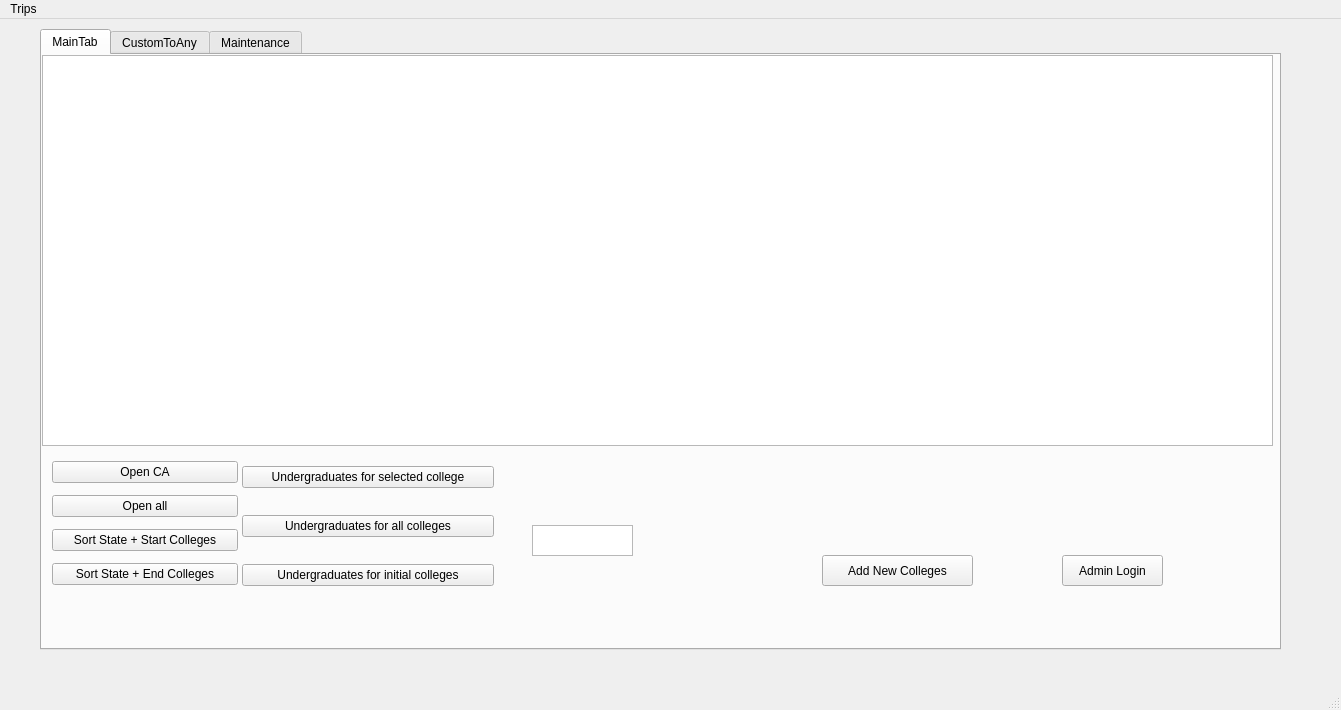
This is CollegeTouring/mainwindow.ui in Savant-sys/College-Touring as Qt 5 draws it before an edit. The edited form follows.
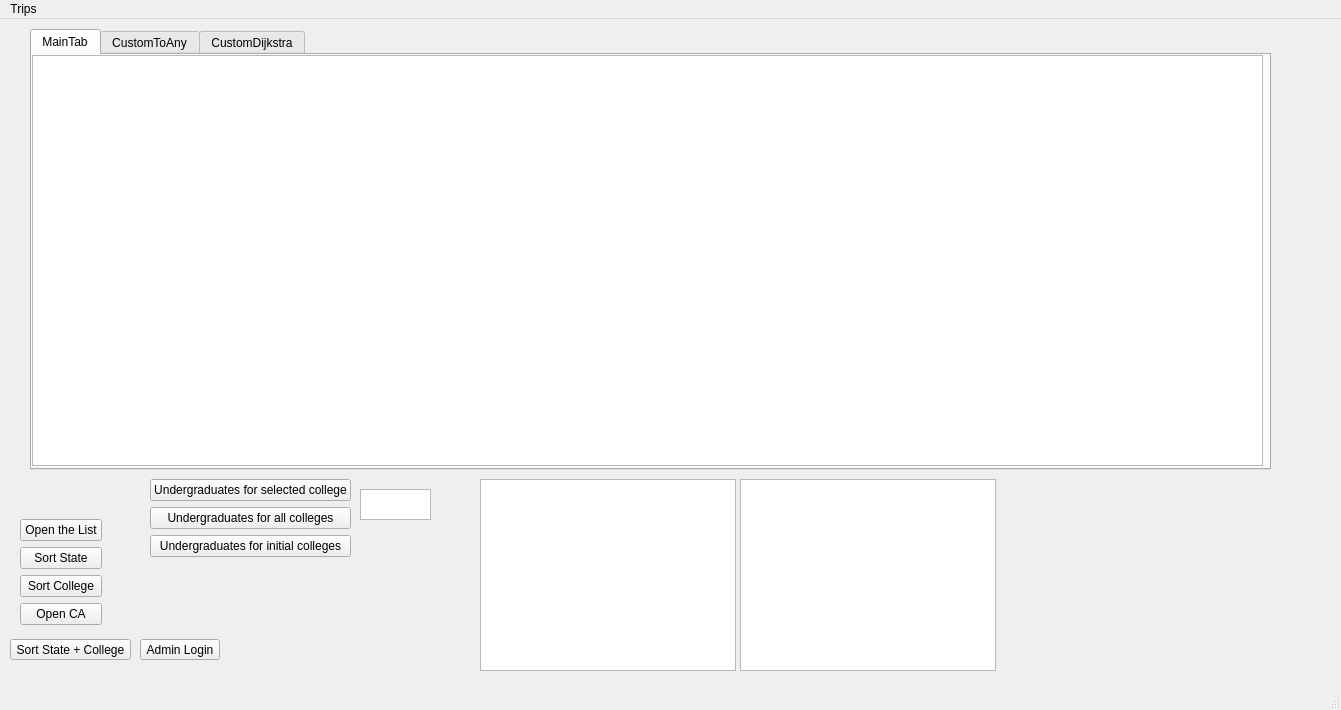
This is the edited form. The open tabs and pages were chosen to show the change.

Patch:
```diff
--- a/CollegeTouring/mainwindow.ui
+++ b/CollegeTouring/mainwindow.ui
@@ -14,23 +14,69 @@
    <string>MainWindow</string>
   </property>
   <widget class="QWidget" name="centralwidget">
+   <widget class="QListWidget" name="customList">
+    <property name="geometry">
+     <rect>
+      <x>480</x>
+      <y>460</y>
+      <width>256</width>
+      <height>192</height>
+     </rect>
+    </property>
+   </widget>
+   <widget class="QListWidget" name="menuList">
+    <property name="geometry">
+     <rect>
+      <x>740</x>
+      <y>460</y>
+      <width>256</width>
+      <height>192</height>
+     </rect>
+    </property>
+   </widget>
+   <widget class="QPushButton" name="sortStateCollege">
+    <property name="geometry">
+     <rect>
+      <x>10</x>
+      <y>620</y>
+      <width>121</width>
+      <height>21</height>
+     </rect>
+    </property>
+    <property name="text">
+     <string>Sort State + College</string>
+    </property>
+   </widget>
+   <widget class="QPushButton" name="adminPop">
+    <property name="geometry">
+     <rect>
+      <x>140</x>
+      <y>620</y>
+      <width>80</width>
+      <height>21</height>
+     </rect>
+    </property>
+    <property name="text">
+     <string>Admin Login</string>
+    </property>
+   </widget>
    <widget class="QStackedWidget" name="stackedWidget">
     <property name="geometry">
      <rect>
       <x>10</x>
       <y>10</y>
       <width>1271</width>
-      <height>631</height>
+      <height>441</height>
      </rect>
     </property>
     <widget class="QWidget" name="page">
      <widget class="QTabWidget" name="tabWidget">
       <property name="geometry">
        <rect>
-        <x>30</x>
+        <x>20</x>
         <y>0</y>
         <width>1241</width>
-        <height>621</height>
+        <height>441</height>
        </rect>
       </property>
       <property name="currentIndex">
@@ -46,125 +92,10 @@
           <x>0</x>
           <y>0</y>
           <width>1231</width>
-          <height>391</height>
+          <height>411</height>
          </rect>
         </property>
        </widget>
-       <widget class="QWidget" name="layoutWidget">
-        <property name="geometry">
-         <rect>
-          <x>10</x>
-          <y>400</y>
-          <width>186</width>
-          <height>139</height>
-         </rect>
-        </property>
-        <layout class="QVBoxLayout" name="verticalLayout_2">
-         <item>
-          <widget class="QPushButton" name="openCA">
-           <property name="text">
-            <string>Open CA</string>
-           </property>
-          </widget>
-         </item>
-         <item>
-          <widget class="QPushButton" name="openAll">
-           <property name="text">
-            <string>Open all</string>
-           </property>
-          </widget>
-         </item>
-         <item>
-          <widget class="QPushButton" name="sortStateStart">
-           <property name="text">
-            <string>Sort State + Start Colleges</string>
-           </property>
-          </widget>
-         </item>
-         <item>
-          <widget class="QPushButton" name="sortStateEnd">
-           <property name="text">
-            <string>Sort State + End Colleges</string>
-           </property>
-          </widget>
-         </item>
-        </layout>
-       </widget>
-       <widget class="QWidget" name="layoutWidget">
-        <property name="geometry">
-         <rect>
-          <x>200</x>
-          <y>390</y>
-          <width>252</width>
-          <height>165</height>
-         </rect>
-        </property>
-        <layout class="QVBoxLayout" name="verticalLayout">
-         <item>
-          <widget class="QPushButton" name="UnderSelected">
-           <property name="text">
-            <string>Undergraduates for selected college</string>
-           </property>
-          </widget>
-         </item>
-         <item>
-          <widget class="QPushButton" name="UnderAll">
-           <property name="text">
-            <string>Undergraduates for all colleges</string>
-           </property>
-          </widget>
-         </item>
-         <item>
-          <widget class="QPushButton" name="UnderInitial">
-           <property name="text">
-            <string>Undergraduates for initial colleges</string>
-           </property>
-          </widget>
-         </item>
-        </layout>
-       </widget>
-       <widget class="QTextBrowser" name="textBrowser">
-        <property name="geometry">
-         <rect>
-          <x>490</x>
-          <y>470</y>
-          <width>101</width>
-          <height>31</height>
-         </rect>
-        </property>
-        <property name="verticalScrollBarPolicy">
-         <enum>Qt::ScrollBarAlwaysOff</enum>
-        </property>
-        <property name="horizontalScrollBarPolicy">
-         <enum>Qt::ScrollBarAlwaysOff</enum>
-        </property>
-       </widget>
-       <widget class="QPushButton" name="adminPop">
-        <property name="geometry">
-         <rect>
-          <x>1020</x>
-          <y>500</y>
-          <width>101</width>
-          <height>31</height>
-         </rect>
-        </property>
-        <property name="text">
-         <string>Admin Login</string>
-        </property>
-       </widget>
-       <widget class="QPushButton" name="pushButton_1">
-        <property name="geometry">
-         <rect>
-          <x>780</x>
-          <y>500</y>
-          <width>151</width>
-          <height>31</height>
-         </rect>
-        </property>
-        <property name="text">
-         <string>Add New Colleges</string>
-        </property>
-       </widget>
       </widget>
       <widget class="QWidget" name="tab_2">
        <attribute name="title">
@@ -265,7 +196,7 @@
       </widget>
       <widget class="QWidget" name="tab_3">
        <attribute name="title">
-        <string>Maintenance</string>
+        <string>CustomDijkstra</string>
        </attribute>
        <widget class="QListWidget" name="menuAdminList">
         <property name="geometry">
@@ -341,6 +272,95 @@
     </widget>
     <widget class="QWidget" name="page_2"/>
    </widget>
+   <widget class="QTextBrowser" name="textBrowser">
+    <property name="geometry">
+     <rect>
+      <x>360</x>
+      <y>470</y>
+      <width>71</width>
+      <height>31</height>
+     </rect>
+    </property>
+    <property name="verticalScrollBarPolicy">
+     <enum>Qt::ScrollBarAlwaysOff</enum>
+    </property>
+    <property name="horizontalScrollBarPolicy">
+     <enum>Qt::ScrollBarAlwaysOff</enum>
+    </property>
+   </widget>
+   <widget class="QWidget" name="layoutWidget">
+    <property name="geometry">
+     <rect>
+      <x>150</x>
+      <y>460</y>
+      <width>201</width>
+      <height>80</height>
+     </rect>
+    </property>
+    <layout class="QVBoxLayout" name="verticalLayout">
+     <item>
+      <widget class="QPushButton" name="UnderSelected">
+       <property name="text">
+        <string>Undergraduates for selected college</string>
+       </property>
+      </widget>
+     </item>
+     <item>
+      <widget class="QPushButton" name="UnderAll">
+       <property name="text">
+        <string>Undergraduates for all colleges</string>
+       </property>
+      </widget>
+     </item>
+     <item>
+      <widget class="QPushButton" name="UnderInitial">
+       <property name="text">
+        <string>Undergraduates for initial colleges</string>
+       </property>
+      </widget>
+     </item>
+    </layout>
+   </widget>
+   <widget class="QWidget" name="layoutWidget">
+    <property name="geometry">
+     <rect>
+      <x>20</x>
+      <y>500</y>
+      <width>82</width>
+      <height>108</height>
+     </rect>
+    </property>
+    <layout class="QVBoxLayout" name="verticalLayout_2">
+     <item>
+      <widget class="QPushButton" name="openTheList">
+       <property name="text">
+        <string>Open the List</string>
+       </property>
+      </widget>
+     </item>
+     <item>
+      <widget class="QPushButton" name="sortState">
+       <property name="text">
+        <string>Sort State</string>
+       </property>
+      </widget>
+     </item>
+     <item>
+      <widget class="QPushButton" name="sortCollege">
+       <property name="text">
+        <string>Sort College</string>
+       </property>
+      </widget>
+     </item>
+     <item>
+      <widget class="QPushButton" name="openCA">
+       <property name="text">
+        <string>Open CA</string>
+       </property>
+      </widget>
+     </item>
+    </layout>
+   </widget>
   </widget>
   <widget class="QMenuBar" name="menubar">
    <property name="geometry">
```
Left out of the diff: 107 changed lines with no effect on the pictures.
